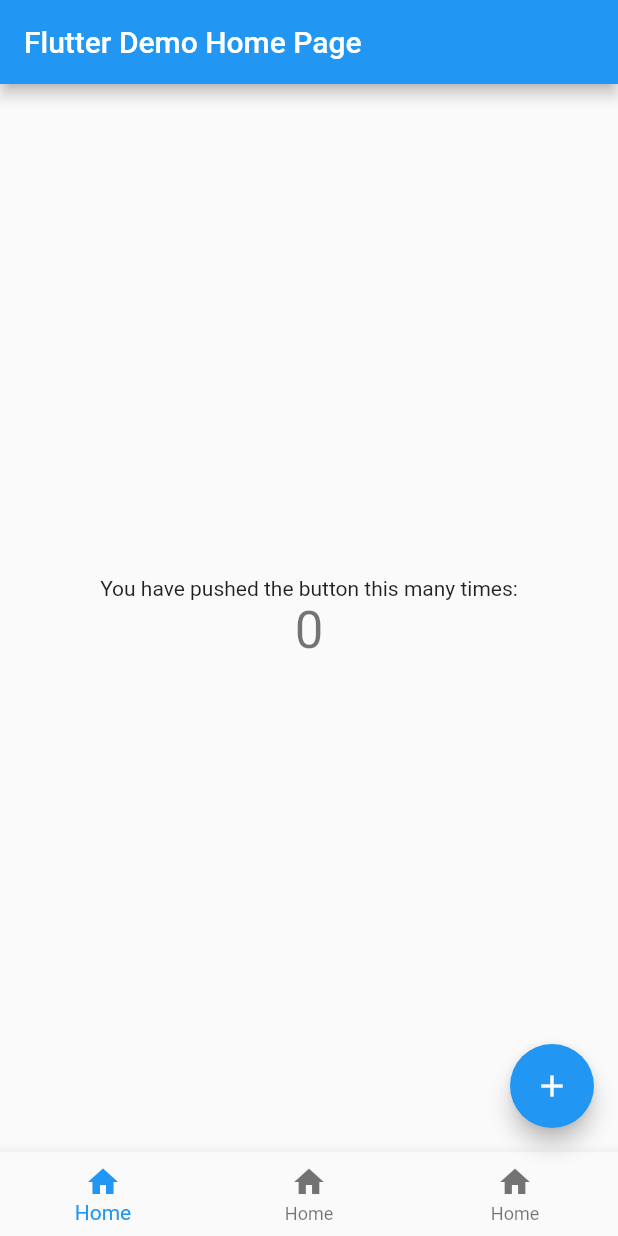
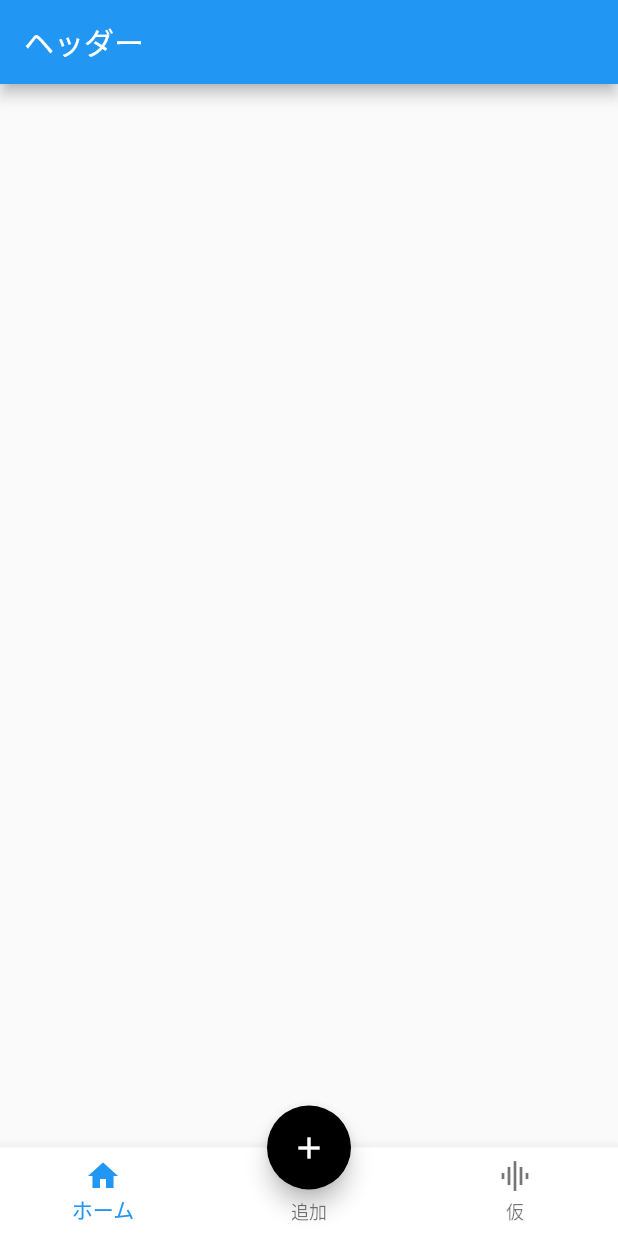
Before and after one commit to koki1126/alcorec, a Flutter app: the screen it shows after launch, on a phone screen of 412 x 824 dp. Run offline on Flutter 3.47's test engine with Material 2 defaults, Android fonts, the phone set to English and light mode, and no system bars.

Commit message:
プロバイダーを設定した

```diff
--- a/lib/home.dart
+++ /dev/null
@@ -1,64 +0,0 @@
-import 'package:flutter/material.dart';
-
-class MyHomePage extends StatefulWidget {
-  MyHomePage({Key key, this.title}) : super(key: key);
-
-  final String title;
-
-  @override
-  _MyHomePageState createState() => _MyHomePageState();
-}
-
-class _MyHomePageState extends State<MyHomePage> {
-  int _counter = 0;
-
-  void _incrementCounter() {
-    setState(() {
-      _counter++;
-    });
-  }
-
-  @override
-  Widget build(BuildContext context) {
-    return Scaffold(
-      appBar: AppBar(
-        title: Text(widget.title),
-      ),
-      body: Center(
-        child: Column(
-          mainAxisAlignment: MainAxisAlignment.center,
-          children: <Widget>[
-            Text(
-              'You have pushed the button this many times:',
-            ),
-            Text(
-              '$_counter',
-              style: Theme.of(context).textTheme.headline4,
-            ),
-          ],
-        ),
-      ),
-      bottomNavigationBar: BottomNavigationBar(
-        items: const <BottomNavigationBarItem>[
-          BottomNavigationBarItem(
-            icon: Icon(Icons.home),
-            label: 'Home',
-          ),
-          BottomNavigationBarItem(
-            icon: Icon(Icons.home),
-            label: 'Home',
-          ),
-          BottomNavigationBarItem(
-            icon: Icon(Icons.home),
-            label: 'Home',
-          ),
-        ],
-      ),
-      floatingActionButton: FloatingActionButton(
-        onPressed: _incrementCounter,
-        tooltip: 'Increment',
-        child: Icon(Icons.add),
-      ),
-    );
-  }
-}
--- /dev/null
+++ b/lib/home/home.dart
@@ -0,0 +1,59 @@
+import 'package:alcorec/home/home_model.dart';
+import 'package:flutter/material.dart';
+import 'package:provider/provider.dart';
+
+class HomePage extends StatelessWidget {
+
+
+
+  @override
+  Widget build(BuildContext context) {
+    return ChangeNotifierProvider<HomeModel>(
+      create:  (_)=> HomeModel(),
+          child: Consumer<HomeModel>(
+            builder: (context, model, child){
+              return Scaffold(
+        appBar: AppBar(
+            title: Text(model.title),
+        ),
+        bottomNavigationBar: BottomNavigationBar(
+
+            backgroundColor: Colors.white,
+            items: const <BottomNavigationBarItem>[
+              BottomNavigationBarItem(
+                icon: Icon(Icons.home),
+                label: 'ホーム',
+              ),
+              BottomNavigationBarItem(
+                icon: Icon(Icons.add),
+                label: '追加',
+                // 真中部分はFABでかぶせたい
+              ),
+              BottomNavigationBarItem(
+                icon: Icon(Icons.graphic_eq),
+                label: '仮',
+              ),
+            ],
+        ),
+
+        floatingActionButtonLocation: FloatingActionButtonLocation.centerDocked,
+        floatingActionButton: FloatingActionButton(
+            backgroundColor: Colors.black,
+            onPressed: (){
+              //record.dartに飛ぶようにする
+            },
+            child: Icon(
+              Icons.add,
+              color: Colors.white,
+            ),
+        ),
+      );
+
+
+
+
+            },
+          ),
+    );
+  }
+}
--- /dev/null
+++ b/lib/home/home_model.dart
@@ -0,0 +1,7 @@
+import 'package:flutter/material.dart';
+
+class HomeModel extends ChangeNotifier{
+//  ロジックを記述
+  final String title = 'ヘッダー';
+
+}
--- a/lib/main.dart
+++ b/lib/main.dart
@@ -1,5 +1,5 @@
 import 'package:flutter/material.dart';
-import 'home.dart';
+import 'home/home.dart';
 
 void main() {
   runApp(MyApp());
@@ -15,7 +15,7 @@ class MyApp extends StatelessWidget {
         primarySwatch: Colors.blue,
         visualDensity: VisualDensity.adaptivePlatformDensity,
       ),
-      home: MyHomePage(title: 'Flutter Demo Home Page'),
+      home: HomePage(),
     );
   }
 }
```
